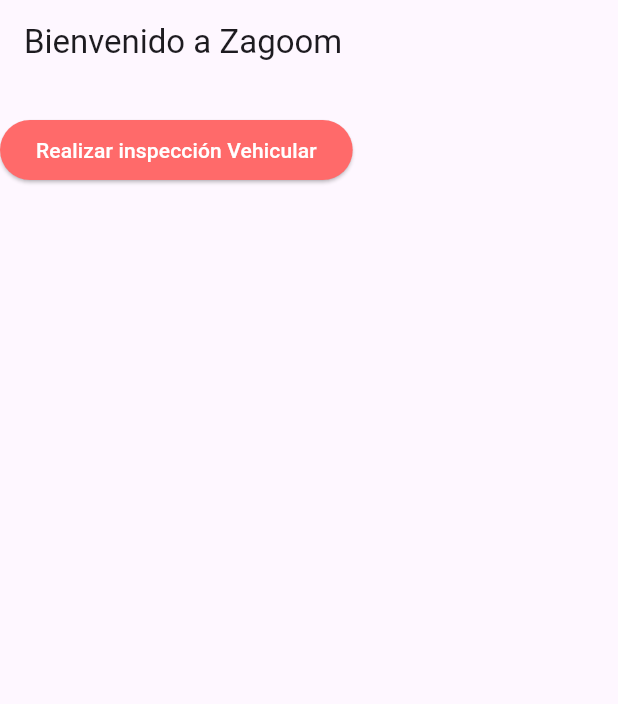
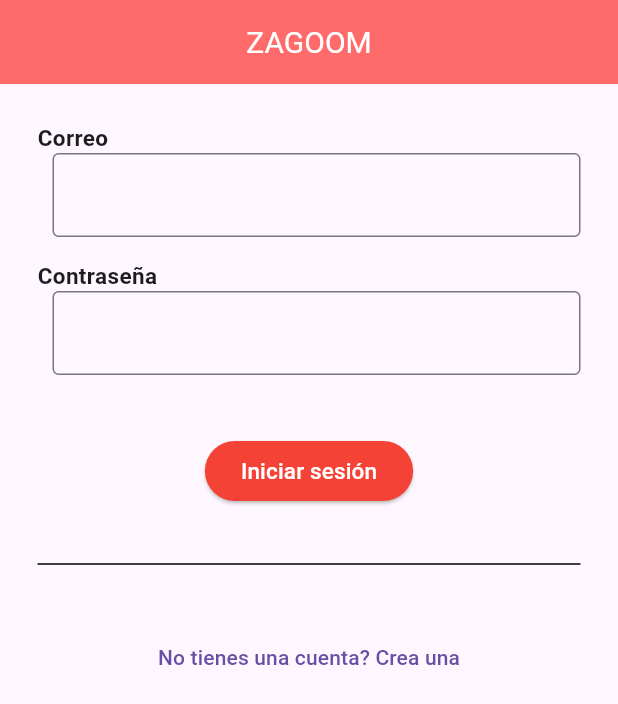
Before and after one commit to udev-it/zagoom, a Flutter app: the screen it shows after launch, on a phone screen of 412 x 824 dp. Shown: the top 704 px of the screen. Run offline on Flutter 3.47's test engine with Material 3 defaults, Android fonts, the phone set to English and light mode, and no system bars; our stand-ins replace flutter_signin_button, shared_preferences; missing offline and left inert: mysql1.

Commit message:
creacion de main version 2

```diff
--- /dev/null
+++ b/lib/elementos/InicioSesion/inicio.dart
@@ -0,0 +1,222 @@
+import 'dart:convert';
+import 'package:zagoom/elementos/InicioSesion/paginaprincipal.dart';
+import 'package:zagoom/elementos/InicioSesion/registro.dart';
+import 'package:flutter/material.dart';
+import 'package:flutter_signin_button/flutter_signin_button.dart';
+import 'package:http/http.dart' as http;
+import 'package:shared_preferences/shared_preferences.dart'; // AGREGADO 29/05/2024
+
+////AGREGADO 29/05/2024: SE GUARDA EN SHARED PREFERENCES EL ID DE USUARIO REGISTRADO
+
+
+class Inicio extends StatefulWidget {
+  const Inicio({super.key});
+
+  @override
+  State<Inicio> createState() => _InicioState();
+}
+
+class _InicioState extends State<Inicio> {
+  final TextEditingController _correoTelefonoController = TextEditingController();
+  final TextEditingController _passwordController = TextEditingController();
+  final RegExp reMedio = RegExp(r'^[^@\s]+@[^@\s]+\.[^@\s]+$');//correo
+  final RegExp contra = RegExp(r'^(?=\w*\d)(?=\w*[A-Z])(?=\w*[a-z])\S{8,}$');//contraseña
+  int _idUser = 0;  //AGREGADO 29/05/2024
+
+  Future<void> guardarUsuario() async {  //AGREGADO  29/05/2024
+    final prefs = await SharedPreferences.getInstance();
+    prefs.setInt('idUser',_idUser);
+  }
+
+Future<void> _login() async {
+  if (!_validateInputs()) return;
+
+  const String apiUrl = 'https://glorious-sparkle-development.up.railway.app/zagoom/login';
+  final Map<String, String> data = {
+    'correo': _correoTelefonoController.text,
+    'password': _passwordController.text,
+  };
+
+  try {
+    final response = await http.post(
+      Uri.parse(apiUrl),
+      headers: {'Content-Type': 'application/json'},
+      body: json.encode(data),
+    );
+
+    print('Response status: ${response.statusCode}');
+    print('Response body: ${response.body}');
+
+    if (response.statusCode == 200) {
+      final Map<String, dynamic> userData = json.decode(response.body);
+
+      if (userData['correo'] == _correoTelefonoController.text &&
+          userData['password'] == _passwordController.text) {
+        if (mounted) {
+          _idUser = userData['idUser']; //AGREGADO 29/05/2024
+          guardarUsuario();  //AGREGADO 29/05/2024
+          Navigator.pushReplacement(
+            context,
+            MaterialPageRoute(builder: (context) => const PaginaPrincipal()),
+          );
+        }
+          }
+    } else if (response.statusCode == 400) {
+      final Map<String, dynamic> errorData = json.decode(response.body);
+      _showErrorMessage(errorData['message'] ?? 'No se ha identificado un registro');
+    } else if (response.statusCode == 401) {
+      _showErrorMessage('No autorizado');
+    } else if (response.statusCode == 403) {
+      _showErrorMessage('Prohibido');
+    }else if (response.statusCode == 404) {
+      _showErrorMessage('Not Found');
+    }
+     else {
+      _showErrorMessage('Error desconocido: ${response.statusCode}');
+    }
+  } catch (e) {
+    _showErrorMessage('Error: $e');
+  }
+}
+
+ void _showErrorMessage(String message) {
+  if (mounted) {
+    ScaffoldMessenger.of(context).showSnackBar(
+      SnackBar(content: Text(message)),
+    );
+  }
+}
+
+
+  bool _validateInputs() {
+    if (!reMedio.hasMatch(_correoTelefonoController.text)) {
+      ScaffoldMessenger.of(context).showSnackBar(
+        const SnackBar(content: Text('Correo inválido')),
+      );
+      return false;
+    }
+    if (!contra.hasMatch(_passwordController.text)) {
+      ScaffoldMessenger.of(context).showSnackBar(
+        const SnackBar(content: Text('La contraseña debe tener al menos 8 caracteres, una letra mayúscula, una minúscula y un número')),
+      );
+      return false;
+    }
+    return true;
+  }
+
+  @override
+  Widget build(BuildContext context) {
+    return Scaffold(
+      appBar: AppBar(
+        title: const Center(
+          child: Text(
+            'ZAGOOM',
+            style: TextStyle(
+              fontSize: 20,
+              color: Colors.white,
+            ),
+          ),
+        ),
+        backgroundColor: const Color.fromARGB(255, 255, 106, 106),
+      ),
+      body: SingleChildScrollView(
+        child: Padding(
+          padding: const EdgeInsets.all(25.0),
+          child: Column(
+            mainAxisAlignment: MainAxisAlignment.center,
+            children: [
+              const Row(
+                children: [
+                  Center(
+                    child: Text(
+                      'Correo',
+                      style: TextStyle(fontWeight: FontWeight.bold, fontSize: 15),
+                    ),
+                  ),
+                ],
+              ),
+              Row(
+                children: [
+                  const SizedBox(width: 10),
+                  Expanded(
+                    child: TextField(
+                      controller: _correoTelefonoController,
+                      decoration: const InputDecoration(
+                        border: OutlineInputBorder(),
+                      ),
+                    ),
+                  ),
+                ],
+              ),
+              const SizedBox(height: 15),
+              const Row(
+                mainAxisAlignment: MainAxisAlignment.start,
+                children: [
+                  Center(
+                    child: Text(
+                      'Contraseña',
+                      style: TextStyle(fontWeight: FontWeight.bold, fontSize: 15),
+                    ),
+                  ),
+                ],
+              ),
+              Row(
+                children: [
+                  const SizedBox(width: 10),
+                  Expanded(
+                    child: TextField(
+                      controller: _passwordController,
+                      obscureText: true,
+                      decoration: const InputDecoration(
+                        border: OutlineInputBorder(),
+                      ),
+                    ),
+                  ),
+                ],
+              ),
+              const SizedBox(height: 15),
+              /*TextButton(
+                onPressed: () {},
+                child: const Text('¿Olvidaste tu contraseña?'),
+              ),*/
+              const SizedBox(height: 25),
+              ElevatedButton(
+                onPressed: _login,
+                style: ElevatedButton.styleFrom(
+                  foregroundColor: Colors.white,
+                  backgroundColor: Colors.red,
+                ),
+                child: const Text('Iniciar sesión', style: TextStyle(fontSize: 15)),
+              ),
+              const SizedBox(height: 30),
+              const Divider(color: Color.fromRGBO(0, 0, 0, 1)),
+              const SizedBox(height: 30),
+              /*Column(
+                mainAxisAlignment: MainAxisAlignment.center,
+                children: [
+                  SignInButton(
+                    Buttons.Google,
+                    onPressed: () {},
+                  ),
+                  const SizedBox(height: 20),
+                  SignInButton(
+                    Buttons.Facebook,
+                    onPressed: () {},
+                  ),
+                ],
+              ),*/
+              //const SizedBox(height: 25),
+              TextButton(
+                onPressed: () {
+               Navigator.pushReplacement(context, MaterialPageRoute(builder: (BuildContext context) => const Registro()));
+
+                },
+                child: const Text('No tienes una cuenta? Crea una'),
+              ),
+            ],
+          ),
+        ),
+      ),
+    );
+  }
+}
--- a/lib/elementos/home_page.dart
+++ /dev/null
@@ -1,57 +0,0 @@
-import 'package:app_zagoom/elementos/elementos_vehiculo.dart';
-import 'package:app_zagoom/elementos/ficha_vehicular.dart';
-import 'package:flutter/material.dart';
-import 'package:shared_preferences/shared_preferences.dart';
-
-class HomePage extends StatefulWidget {
-  const HomePage({super.key});
-
-  @override
-  State<HomePage> createState() => _HomePageState();
-}
-
-class _HomePageState extends State<HomePage> {
-  int _processInsp = 0;
-
-  @override
-  void initState() {
-    super.initState();
-    procesoInspeccionBand ();
-  }
-
-  Future<void> procesoInspeccionBand () async {
-    final prefs = await SharedPreferences.getInstance();
-    _processInsp = prefs.getInt('InspProcess') ?? 0;
-    print('LLEGAMOS A PROCESO INSP BAND');
-    print(_processInsp);
-  }
-  @override
-  Widget build(BuildContext context) {
-    return Scaffold(
-      appBar: AppBar(
-          title: const Text("Bienvenido a Zagoom"),
-      ),
-      body: Column(
-        children: [
-          const SizedBox(height: 20),
-          ElevatedButton(
-            style: ElevatedButton.styleFrom(
-              backgroundColor: const Color.fromARGB(255, 255, 106, 106),
-            ),
-            onPressed: () {
-              if(_processInsp == 1){
-                Navigator.pushReplacement(context, MaterialPageRoute(builder: (BuildContext context) => const ElementosVehiculo()));
-                print("INICIO -> ELEMENTOS");
-              }else{
-                print("INICIO -> FICHAAA");
-                Navigator.pushReplacement(context, MaterialPageRoute(builder: (BuildContext context) => const FichaVehicular()));
-              }
-              print(_processInsp);
-            },
-            child: const Text('Realizar inspección Vehicular', style: TextStyle(color: Colors.white)),
-          ),
-        ],
-      ),
-    );
-  }
-}
--- a/lib/main.dart
+++ b/lib/main.dart
@@ -1,17 +1,19 @@
-import 'package:app_zagoom/elementos/home_page.dart';
+//import 'package:app_zagoom/elementos/ficha_vehicular.dart';
 import 'package:flutter/material.dart';
+import 'package:zagoom/elementos/InicioSesion/inicio.dart';
 
 void main(){
   runApp(const MyApp());
 }
+
 class MyApp extends StatelessWidget {
   const MyApp({super.key});
-//hola nueva version
+
   @override
   Widget build(BuildContext context) {
     return const MaterialApp(
       debugShowCheckedModeBanner: false,
-      home: HomePage(),
+      home: Inicio(),
     );
   }
 }
```
Also changed, not shown: lib/elementos/InicioSesion/paginaprincipal.dart (added, +85 -0 lines), lib/elementos/InicioSesion/registro.dart (added, +304 -0 lines), lib/elementos/elementos_vehiculo.dart (+9 -7 lines), lib/elementos/ficha_vehicular.dart (+7 -5 lines), pubspec.yaml (+8 -4 lines), pubspec.lock, 2 other files.
